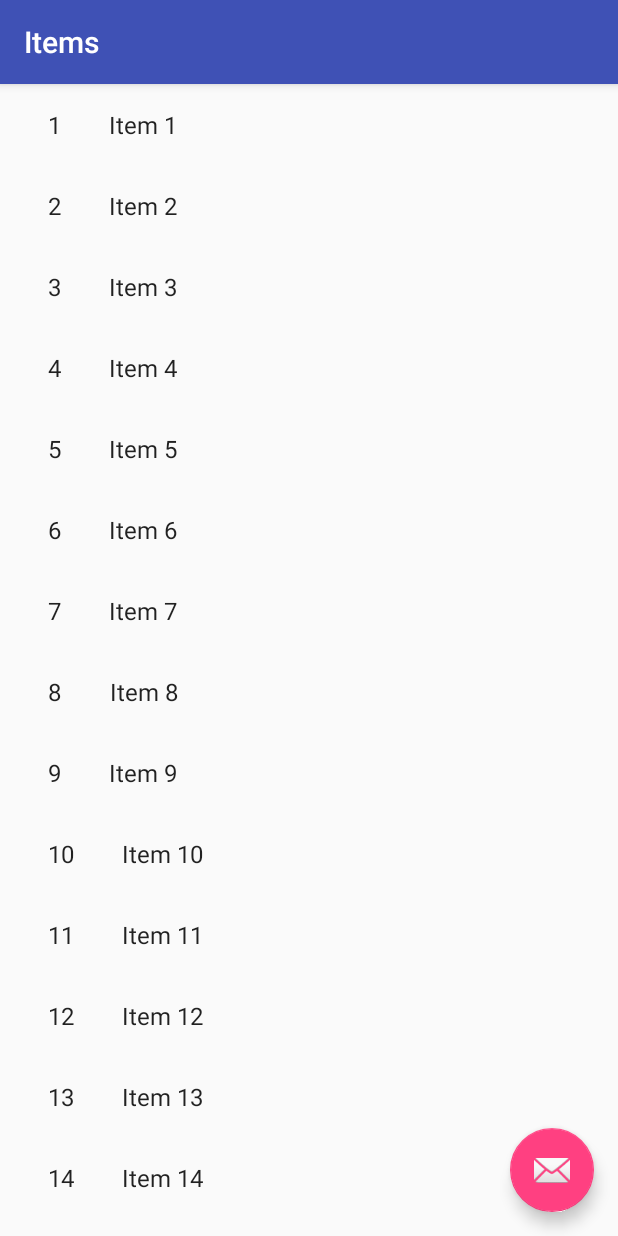
After one commit to peanokr/GenderDaily, an Android app: the UserInfoListActivity screen opened directly, with no data from a screen before it, on a phone screen of 412 x 824 dp. The commit adds this screen. Run offline under Robolectric (Android 15) with nearby library versions, the phone set to English and light mode, and no system bars.

Commit message:
user info1.0

```diff
--- a/app/build.gradle
+++ b/app/build.gradle
@@ -25,5 +25,8 @@ dependencies {
         exclude group: 'com.android.support', module: 'support-annotations'
     })
     compile 'com.android.support:appcompat-v7:24.2.1'
+    compile 'com.android.support:support-v4:24.2.1'
+    compile 'com.android.support:recyclerview-v7:24.2.1'
+    compile 'com.android.support:design:24.2.1'
     testCompile 'junit:junit:4.12'
 }
--- /dev/null
+++ b/app/src/main/java/com/companynamehere/wasdo/genderdaily/UserInfoListActivity.java
@@ -0,0 +1,141 @@
+package com.companynamehere.wasdo.genderdaily;
+
+import android.content.Context;
+import android.content.Intent;
+import android.os.Bundle;
+import android.support.annotation.NonNull;
+import android.support.v7.app.AppCompatActivity;
+import android.support.v7.widget.RecyclerView;
+import android.support.v7.widget.Toolbar;
+import android.support.design.widget.FloatingActionButton;
+import android.support.design.widget.Snackbar;
+import android.view.LayoutInflater;
+import android.view.View;
+import android.view.ViewGroup;
+import android.widget.TextView;
+
+
+import com.companynamehere.wasdo.genderdaily.dummy.DummyContent;
+
+import java.util.List;
+
+/**
+ * An activity representing a list of Items. This activity
+ * has different presentations for handset and tablet-size devices. On
+ * handsets, the activity presents a list of items, which when touched,
+ * lead to a {@link UserInfoDetailActivity} representing
+ * item details. On tablets, the activity presents the list of items and
+ * item details side-by-side using two vertical panes.
+ */
+public class UserInfoListActivity extends AppCompatActivity {
+
+    /**
+     * Whether or not the activity is in two-pane mode, i.e. running on a tablet
+     * device.
+     */
+    private boolean mTwoPane;
+
+    @Override
+    protected void onCreate(Bundle savedInstanceState) {
+        super.onCreate(savedInstanceState);
+        setContentView(R.layout.activity_userinfo_list);
+
+        Toolbar toolbar = (Toolbar) findViewById(R.id.toolbar);
+        setSupportActionBar(toolbar);
+        toolbar.setTitle(getTitle());
+
+        FloatingActionButton fab = (FloatingActionButton) findViewById(R.id.fab);
+        fab.setOnClickListener(new View.OnClickListener() {
+            @Override
+            public void onClick(View view) {
+                Snackbar.make(view, "Replace with your own action", Snackbar.LENGTH_LONG)
+                        .setAction("Action", null).show();
+            }
+        });
+
+        View recyclerView = findViewById(R.id.userinfo_list);
+        assert recyclerView != null;
+        setupRecyclerView((RecyclerView) recyclerView);
+
+        if (findViewById(R.id.userinfo_detail_container) != null) {
+            // The detail container view will be present only in the
+            // large-screen layouts (res/values-w900dp).
+            // If this view is present, then the
+            // activity should be in two-pane mode.
+            mTwoPane = true;
+        }
+    }
+
+    private void setupRecyclerView(@NonNull RecyclerView recyclerView) {
+        recyclerView.setAdapter(new SimpleItemRecyclerViewAdapter(DummyContent.ITEMS));
+    }
+
+    public class SimpleItemRecyclerViewAdapter
+            extends RecyclerView.Adapter<SimpleItemRecyclerViewAdapter.ViewHolder> {
+
+        private final List<DummyContent.DummyItem> mValues;
+
+        public SimpleItemRecyclerViewAdapter(List<DummyContent.DummyItem> items) {
+            mValues = items;
+        }
+
+        @Override
+        public ViewHolder onCreateViewHolder(ViewGroup parent, int viewType) {
+            View view = LayoutInflater.from(parent.getContext())
+                    .inflate(R.layout.userinfo_list_content, parent, false);
+            return new ViewHolder(view);
+        }
+
+        @Override
+        public void onBindViewHolder(final ViewHolder holder, int position) {
+            holder.mItem = mValues.get(position);
+            holder.mIdView.setText(mValues.get(position).id);
+            holder.mContentView.setText(mValues.get(position).content);
+
+            holder.mView.setOnClickListener(new View.OnClickListener() {
+                @Override
+                public void onClick(View v) {
+                    if (mTwoPane) {
+                        Bundle arguments = new Bundle();
+                        arguments.putString(UserInfoDetailFragment.ARG_ITEM_ID, holder.mItem.id);
+                        UserInfoDetailFragment fragment = new UserInfoDetailFragment();
+                        fragment.setArguments(arguments);
+                        getSupportFragmentManager().beginTransaction()
+                                .replace(R.id.userinfo_detail_container, fragment)
+                                .commit();
+                    } else {
+                        Context context = v.getContext();
+                        Intent intent = new Intent(context, UserInfoDetailActivity.class);
+                        intent.putExtra(UserInfoDetailFragment.ARG_ITEM_ID, holder.mItem.id);
+
+                        context.startActivity(intent);
+                    }
+                }
+            });
+        }
+
+        @Override
+        public int getItemCount() {
+            return mValues.size();
+        }
+
+        public class ViewHolder extends RecyclerView.ViewHolder {
+            public final View mView;
+            public final TextView mIdView;
+            public final TextView mContentView;
+            public DummyContent.DummyItem mItem;
+
+            public ViewHolder(View view) {
+                super(view);
+                mView = view;
+                mIdView = (TextView) view.findViewById(R.id.id);
+                mContentView = (TextView) view.findViewById(R.id.content);
+            }
+
+            @Override
+            public String toString() {
+                return super.toString() + " '" + mContentView.getText() + "'";
+            }
+        }
+    }
+}
--- /dev/null
+++ b/app/src/main/res/layout-w900dp/userinfo_list.xml
@@ -0,0 +1,38 @@
+<LinearLayout xmlns:android="http://schemas.android.com/apk/res/android"
+    xmlns:app="http://schemas.android.com/apk/res-auto"
+    xmlns:tools="http://schemas.android.com/tools"
+    android:layout_width="match_parent"
+    android:layout_height="match_parent"
+    android:layout_marginLeft="16dp"
+    android:layout_marginRight="16dp"
+    android:baselineAligned="false"
+    android:divider="?android:attr/dividerHorizontal"
+    android:orientation="horizontal"
+    android:showDividers="middle"
+    tools:context="com.companynamehere.wasdo.genderdaily.UserInfoListActivity">
+
+    <!--
+    This layout is a two-pane layout for the Items
+    master/detail flow.
+
+    -->
+
+    <android.support.v7.widget.RecyclerView xmlns:android="http://schemas.android.com/apk/res/android"
+        xmlns:tools="http://schemas.android.com/tools"
+        android:id="@+id/userinfo_list"
+        android:name="com.companynamehere.wasdo.genderdaily.UserInfoListFragment"
+        android:layout_width="@dimen/item_width"
+        android:layout_height="match_parent"
+        android:layout_marginLeft="16dp"
+        android:layout_marginRight="16dp"
+        app:layoutManager="LinearLayoutManager"
+        tools:context="com.companynamehere.wasdo.genderdaily.UserInfoListActivity"
+        tools:listitem="@layout/userinfo_list_content" />
+
+    <FrameLayout
+        android:id="@+id/userinfo_detail_container"
+        android:layout_width="0dp"
+        android:layout_height="match_parent"
+        android:layout_weight="3" />
+
+</LinearLayout>
--- /dev/null
+++ b/app/src/main/res/layout/activity_userinfo_list.xml
@@ -0,0 +1,42 @@
+<?xml version="1.0" encoding="utf-8"?>
+<android.support.design.widget.CoordinatorLayout xmlns:android="http://schemas.android.com/apk/res/android"
+    xmlns:app="http://schemas.android.com/apk/res-auto"
+    xmlns:tools="http://schemas.android.com/tools"
+    android:layout_width="match_parent"
+    android:layout_height="match_parent"
+    android:fitsSystemWindows="true"
+    tools:context="com.companynamehere.wasdo.genderdaily.UserInfoListActivity">
+
+    <android.support.design.widget.AppBarLayout
+        android:id="@+id/app_bar"
+        android:layout_width="match_parent"
+        android:layout_height="wrap_content"
+        android:theme="@style/AppTheme.AppBarOverlay">
+
+        <android.support.v7.widget.Toolbar
+            android:id="@+id/toolbar"
+            android:layout_width="match_parent"
+            android:layout_height="?attr/actionBarSize"
+            app:popupTheme="@style/AppTheme.PopupOverlay" />
+
+    </android.support.design.widget.AppBarLayout>
+
+    <FrameLayout
+        android:id="@+id/frameLayout"
+        android:layout_width="match_parent"
+        android:layout_height="match_parent"
+        app:layout_behavior="@string/appbar_scrolling_view_behavior">
+
+        <include layout="@layout/userinfo_list" />
+    </FrameLayout>
+
+    <android.support.design.widget.FloatingActionButton
+        android:id="@+id/fab"
+        android:layout_width="wrap_content"
+        android:layout_height="wrap_content"
+        android:layout_gravity="bottom|end"
+        android:layout_margin="@dimen/fab_margin"
+        app:srcCompat="@android:drawable/ic_dialog_email" />
+
+
+</android.support.design.widget.CoordinatorLayout>
--- /dev/null
+++ b/app/src/main/res/layout/userinfo_list.xml
@@ -0,0 +1,13 @@
+<?xml version="1.0" encoding="utf-8"?>
+<android.support.v7.widget.RecyclerView xmlns:android="http://schemas.android.com/apk/res/android"
+    xmlns:app="http://schemas.android.com/apk/res-auto"
+    xmlns:tools="http://schemas.android.com/tools"
+    android:id="@+id/userinfo_list"
+    android:name="com.companynamehere.wasdo.genderdaily.UserInfoListFragment"
+    android:layout_width="match_parent"
+    android:layout_height="match_parent"
+    android:layout_marginLeft="16dp"
+    android:layout_marginRight="16dp"
+    app:layoutManager="LinearLayoutManager"
+    tools:context="com.companynamehere.wasdo.genderdaily.UserInfoListActivity"
+    tools:listitem="@layout/userinfo_list_content" />
--- /dev/null
+++ b/app/src/main/res/layout/userinfo_list_content.xml
@@ -0,0 +1,20 @@
+<?xml version="1.0" encoding="utf-8"?>
+<LinearLayout xmlns:android="http://schemas.android.com/apk/res/android"
+    android:layout_width="wrap_content"
+    android:layout_height="wrap_content"
+    android:orientation="horizontal">
+
+    <TextView
+        android:id="@+id/id"
+        android:layout_width="wrap_content"
+        android:layout_height="wrap_content"
+        android:layout_margin="@dimen/text_margin"
+        android:textAppearance="?attr/textAppearanceListItem" />
+
+    <TextView
+        android:id="@+id/content"
+        android:layout_width="wrap_content"
+        android:layout_height="wrap_content"
+        android:layout_margin="@dimen/text_margin"
+        android:textAppearance="?attr/textAppearanceListItem" />
+</LinearLayout>
--- /dev/null
+++ b/app/src/main/res/values-v21/styles.xml
@@ -0,0 +1,9 @@
+<resources>
+
+    <style name="AppTheme.NoActionBar">
+        <item name="windowActionBar">false</item>
+        <item name="windowNoTitle">true</item>
+        <item name="android:windowDrawsSystemBarBackgrounds">true</item>
+        <item name="android:statusBarColor">@android:color/transparent</item>
+    </style>
+</resources>
--- a/app/src/main/res/values/dimens.xml
+++ b/app/src/main/res/values/dimens.xml
@@ -2,4 +2,8 @@
     <!-- Default screen margins, per the Android Design guidelines. -->
     <dimen name="activity_horizontal_margin">16dp</dimen>
     <dimen name="activity_vertical_margin">16dp</dimen>
+    <dimen name="fab_margin">16dp</dimen>
+    <dimen name="app_bar_height">200dp</dimen>
+    <dimen name="item_width">200dp</dimen>
+    <dimen name="text_margin">16dp</dimen>
 </resources>
--- a/app/src/main/res/values/strings.xml
+++ b/app/src/main/res/values/strings.xml
@@ -1,3 +1,5 @@
 <resources>
     <string name="app_name">GenderDaily</string>
+    <string name="title_userinfo_list">Items</string>
+    <string name="title_userinfo_detail">UserInfo Detail</string>
 </resources>
--- a/app/src/main/res/values/styles.xml
+++ b/app/src/main/res/values/styles.xml
@@ -8,4 +8,13 @@
         <item name="colorAccent">@color/colorAccent</item>
     </style>
 
+    <style name="AppTheme.NoActionBar">
+        <item name="windowActionBar">false</item>
+        <item name="windowNoTitle">true</item>
+    </style>
+
+    <style name="AppTheme.AppBarOverlay" parent="ThemeOverlay.AppCompat.Dark.ActionBar" />
+
+    <style name="AppTheme.PopupOverlay" parent="ThemeOverlay.AppCompat.Light" />
+
 </resources>
```
Also changed, not shown: app/src/main/AndroidManifest.xml (+13 -0 lines), app/src/main/java/com/companynamehere/wasdo/genderdaily/UserInfoDetailActivity.java (added, +83 -0 lines), app/src/main/java/com/companynamehere/wasdo/genderdaily/UserInfoDetailFragment.java (added, +69 -0 lines), app/src/main/java/com/companynamehere/wasdo/genderdaily/dummy/DummyContent.java (added, +72 -0 lines), app/src/main/res/layout/activity_userinfo_detail.xml (added, +53 -0 lines), app/src/main/res/layout/userinfo_detail.xml (added, +9 -0 lines).
